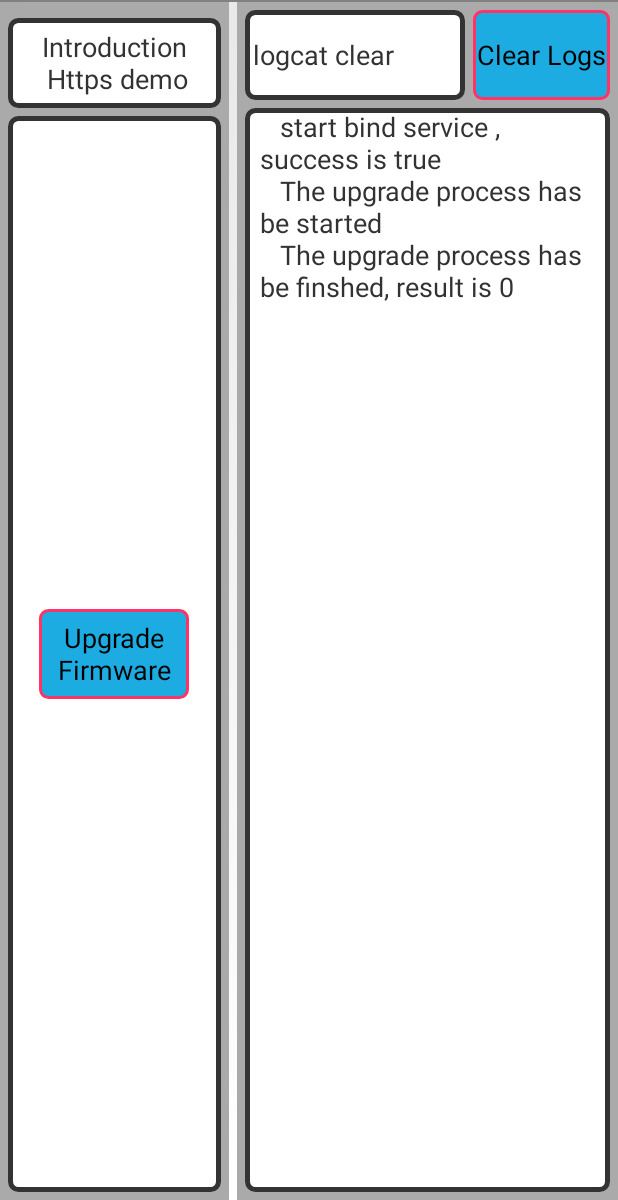
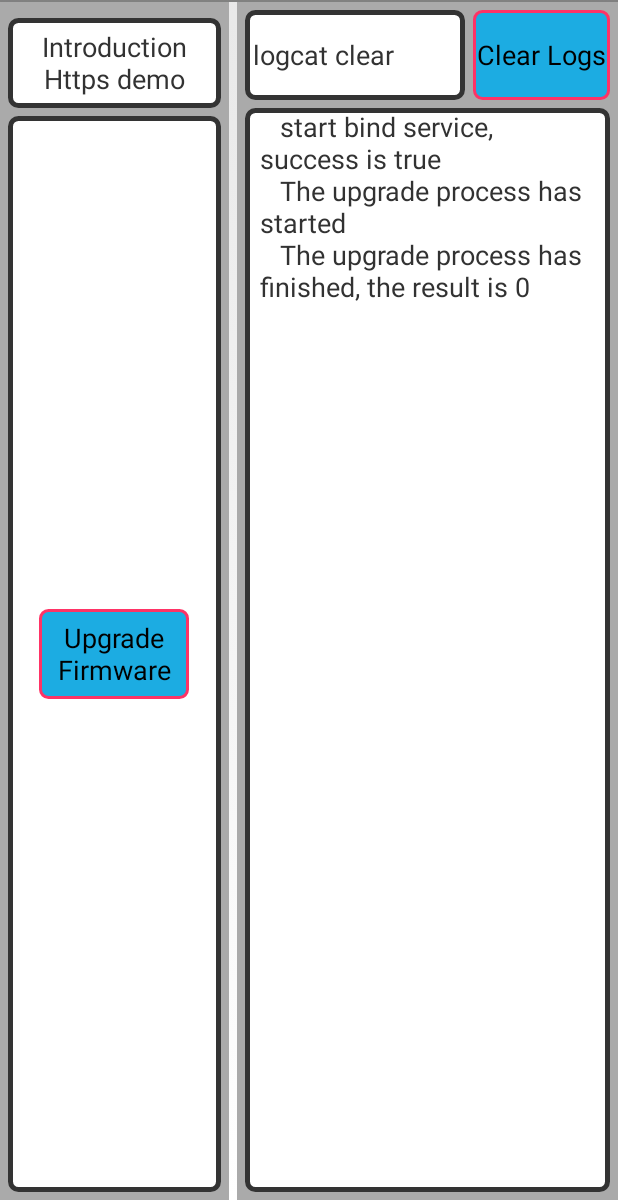
Before and after one commit to SakuraMochiii/SystemUpdateTest, an Android app: the screen it shows after launch (MainActivity), after a tap on "Upgrade Firmware", on a phone screen of 412 x 824 dp, the part 36-1236 px from its top. Run offline under Robolectric (Android 15) with nearby library versions, the phone set to English and light mode, and no system bars; libraries missing offline, so code that uses them is left out: com.wizarpos.possys; 2 statements that could not run were skipped.

Commit message:
Update MainActivity, SystemUtil, res

```diff
--- a/app/src/main/AndroidManifest.xml
+++ b/app/src/main/AndroidManifest.xml
@@ -6,11 +6,11 @@
 
     <uses-permission android:name="android.permission.ACCESS_WIFI_STATE" />
 
-    <!-- 往sdcard中写入数据的权限 -->
+    <!-- Permission to write data to sdcard -->
     <uses-permission android:name="android.permission.WRITE_EXTERNAL_STORAGE" />
-    <!-- 在sdcard中创建/删除文件的权限 -->
+    <!-- Permission to create/delete files in sdcard -->
     <uses-permission android:name="android.permission.MOUNT_UNMOUNT_FILESYSTEMS" />
-    <!-- 升级固件接口权限 -->
+    <!-- Upgrade firmware interface permissions -->
     <uses-permission android:name="android.permission.CLOUDPOS_SYS_UPDATE" />
 
     <application
--- a/app/src/main/java/com/cloudpos/activity/MainActivity.java
+++ b/app/src/main/java/com/cloudpos/activity/MainActivity.java
@@ -99,9 +99,9 @@ public class MainActivity extends com.cloudpos.activity.ConstantActivity impleme
             public void onServiceConnected(ComponentName name, IBinder service) {
                 IPosSystemService sysUpdateService = IPosSystemService.Stub.asInterface(service);
                 try {
-                    writerInLog("The upgrade process has be started");
+                    writerInLog("The upgrade process has started");
                     int result = sysUpdateService.updateSystem("/sdcard/test.zip");
-                    writerInLog("The upgrade process has be finshed, result is " + result);
+                    writerInLog("The upgrade process has finished, the result is " + result);
                 } catch (RemoteException e) {
                     e.printStackTrace();
                 } finally {
@@ -109,7 +109,7 @@ public class MainActivity extends com.cloudpos.activity.ConstantActivity impleme
                 }
             }
         });
-        writerInLog("start bind service , success is " + result);
+        writerInLog("start bind service, success is " + result);
     }
 
     @Override
--- a/app/src/main/java/com/cloudpos/util/MessageUtil.java
+++ b/app/src/main/java/com/cloudpos/util/MessageUtil.java
@@ -10,7 +10,7 @@ public class MessageUtil {
     private static final String TAG = MessageUtil.class.getSimpleName();
 
     /**
-     * 消息加密
+     * Message encryption
      */
     public static byte[] encryptByKey(byte[] data, Key key) {
         try {
@@ -25,7 +25,7 @@ public class MessageUtil {
     }
 
     /**
-     * 消息解密
+     * Message decryption
      */
     private static byte[] decryptByKey(byte[] data, Key key) {
         try {
@@ -37,6 +37,4 @@ public class MessageUtil {
             return null;
         }
     }
-
-
 }
--- a/app/src/main/res/values/strings.xml
+++ b/app/src/main/res/values/strings.xml
@@ -6,8 +6,8 @@
 
     <string name="logcat_output">logcat output</string>
     <string name="logcat_clear">logcat clear</string>
-    <string name="interval_format_error">The format of interval-time is error!</string>
-    <string name="introduction">Introduction\n Https demo</string>
+    <string name="interval_format_error">The format of interval-time is incorrect!</string>
+    <string name="introduction">Introduction\nHttps demo</string>
 
     <string name="autotest_run3">Upgrade Firmware</string>
     <string name="autotest_run4">None</string>
```
Also changed, not shown: app/src/main/java/com/cloudpos/util/SystemUtil.java (+10 -10 lines), app/src/main/res/values/styles.xml (+7 -7 lines).
